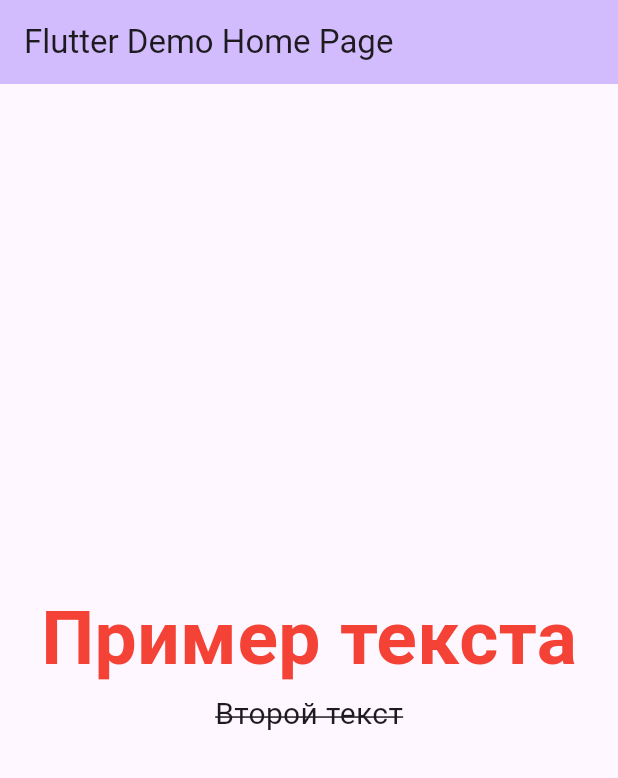
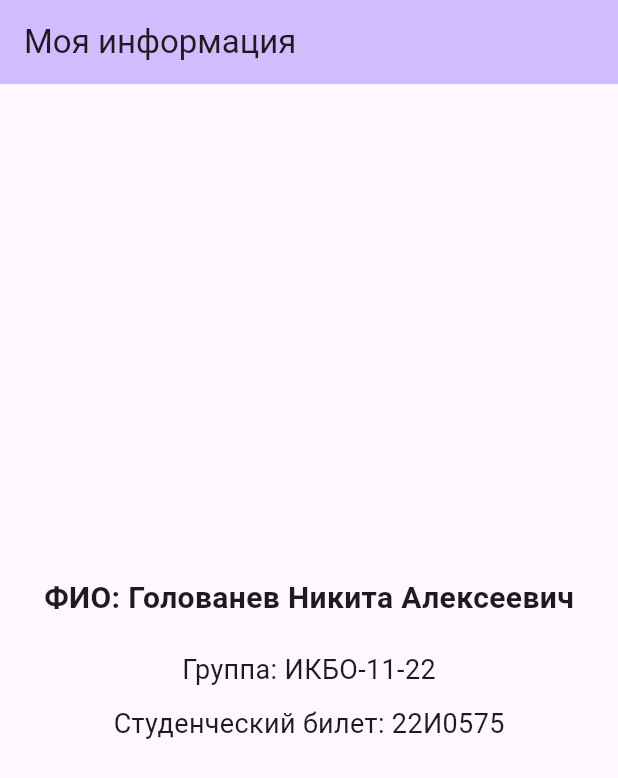
Before and after one commit to VAC2UM/flutter_projects, a Flutter app: the screen it shows after launch, on a phone screen of 412 x 824 dp. Shown: the top 778 px of the screen. Run offline on Flutter 3.47's test engine with Material 3 defaults, Android fonts, the phone set to English and light mode, and no system bars.

Commit message:
Выполненная практика

```diff
--- a/prak_2/lib/main.dart
+++ b/prak_2/lib/main.dart
@@ -14,14 +14,13 @@ class MyApp extends StatelessWidget {
       theme: ThemeData(
         colorScheme: ColorScheme.fromSeed(seedColor: Colors.deepPurple),
       ),
-      home: const MyHomePage(title: 'Flutter Demo Home Page'),
+      home: const MyHomePage(title: 'Моя информация'),
     );
   }
 }
 
 class MyHomePage extends StatefulWidget {
   const MyHomePage({super.key, required this.title});
-
   final String title;
 
   @override
@@ -29,6 +28,7 @@ class MyHomePage extends StatefulWidget {
 }
 
 class _MyHomePageState extends State<MyHomePage> {
+
   @override
   Widget build(BuildContext context) {
     return Scaffold(
@@ -40,9 +40,18 @@ class _MyHomePageState extends State<MyHomePage> {
         child: Column(
           mainAxisAlignment: MainAxisAlignment.center,
           children: <Widget>[
-            const Text('Пример текста', style: TextStyle(fontSize: 50, fontWeight: FontWeight.bold, color: Colors.red),
+            const Text('ФИО: Голованев Никита Алексеевич', style: TextStyle(fontSize: 20, fontWeight: FontWeight.bold),
             ),
-            const Text('Второй текст', style: TextStyle(fontSize: 20, decoration: TextDecoration.lineThrough),)
+            const SizedBox(height: 20),
+            const Text(
+              'Группа: ИКБО-11-22',
+              style: TextStyle(fontSize: 18),
+            ),
+            const SizedBox(height: 10),
+            const Text(
+              'Студенческий билет: 22И0575',
+              style: TextStyle(fontSize: 18),
+            ),
           ],
         ),
       ),
```
